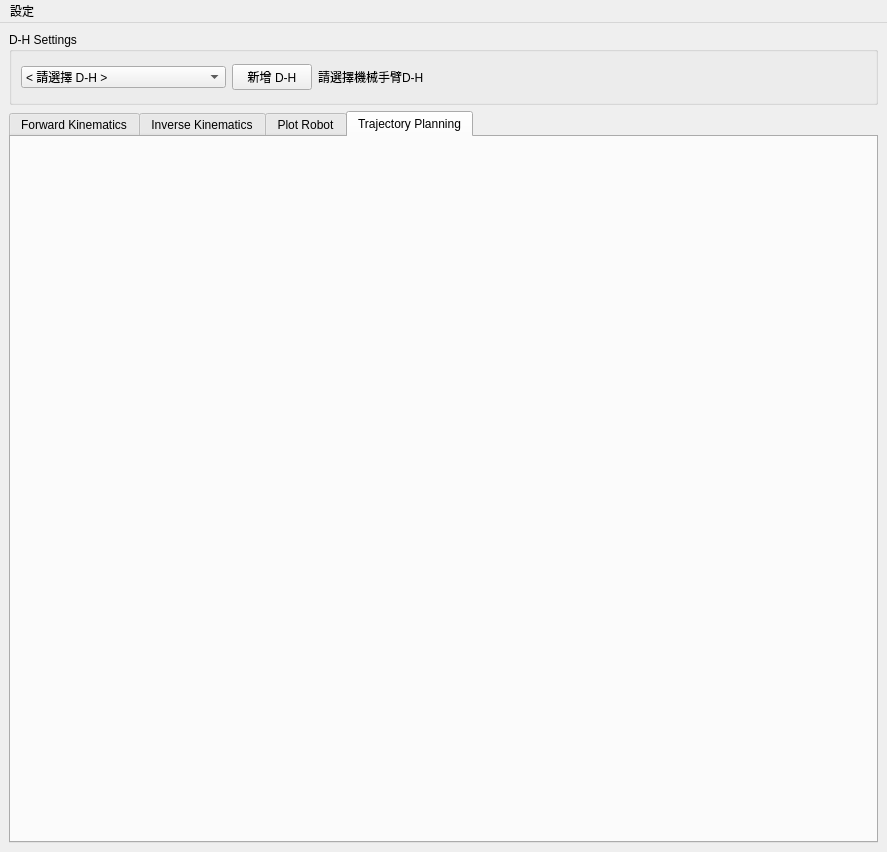
Above: pyside_files/ui/main_window.ui from CKAyano/robotck before the change. Below: the same form after it.
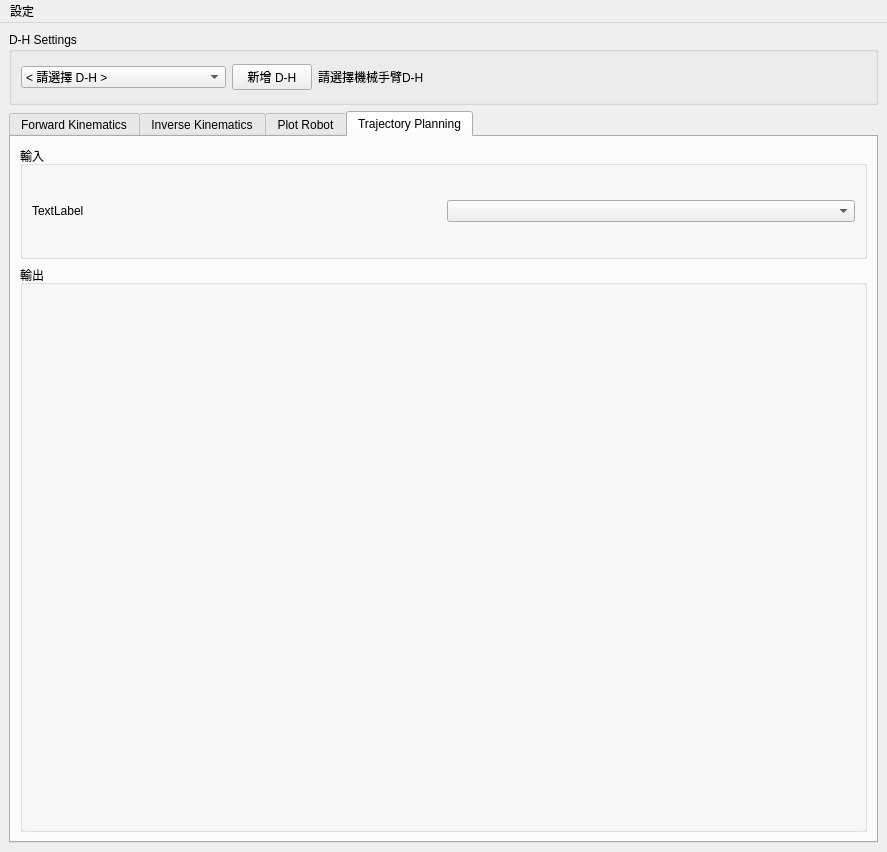
That is the form after the change.

Commit message: fix robot input box range

What changed in the file:
```diff
--- a/pyside_files/ui/main_window.ui
+++ b/pyside_files/ui/main_window.ui
@@ -541,6 +541,41 @@
          <attribute name="title">
           <string>Trajectory Planning</string>
          </attribute>
+         <layout class="QVBoxLayout" name="verticalLayout_tab_traj" stretch="2,10">
+          <item>
+           <widget class="QGroupBox" name="groupBox_traj_input">
+            <property name="title">
+             <string>輸入</string>
+            </property>
+            <layout class="QVBoxLayout" name="verticalLayout">
+             <item>
+              <layout class="QHBoxLayout" name="horizontalLayout_traj_input_method_angle">
+               <item>
+                <widget class="QLabel" name="label">
+                 <property name="text">
+                  <string>TextLabel</string>
+                 </property>
+                </widget>
+               </item>
+               <item>
+                <widget class="QComboBox" name="comboBox"/>
+               </item>
+              </layout>
+             </item>
+             <item>
+              <layout class="QHBoxLayout" name="horizontalLayout_traj_input_init"/>
+             </item>
+            </layout>
+           </widget>
+          </item>
+          <item>
+           <widget class="QGroupBox" name="groupBox_traj_output">
+            <property name="title">
+             <string>輸出</string>
+            </property>
+           </widget>
+          </item>
+         </layout>
         </widget>
        </widget>
       </item>
```
The commit also changes 2 other files.
